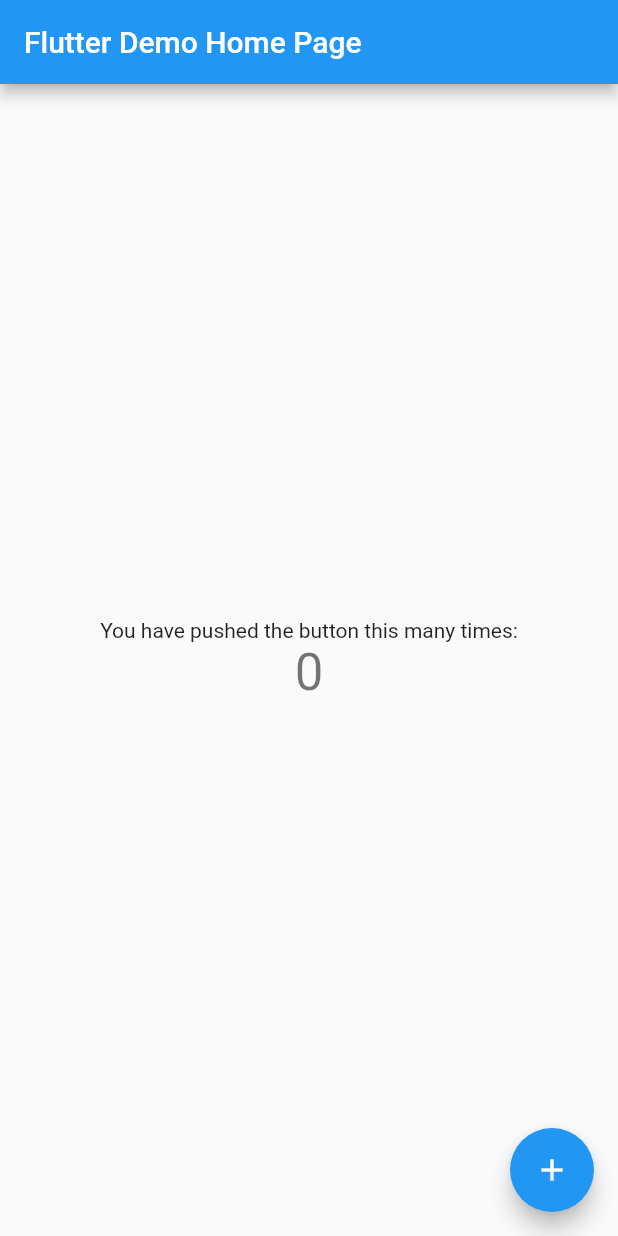
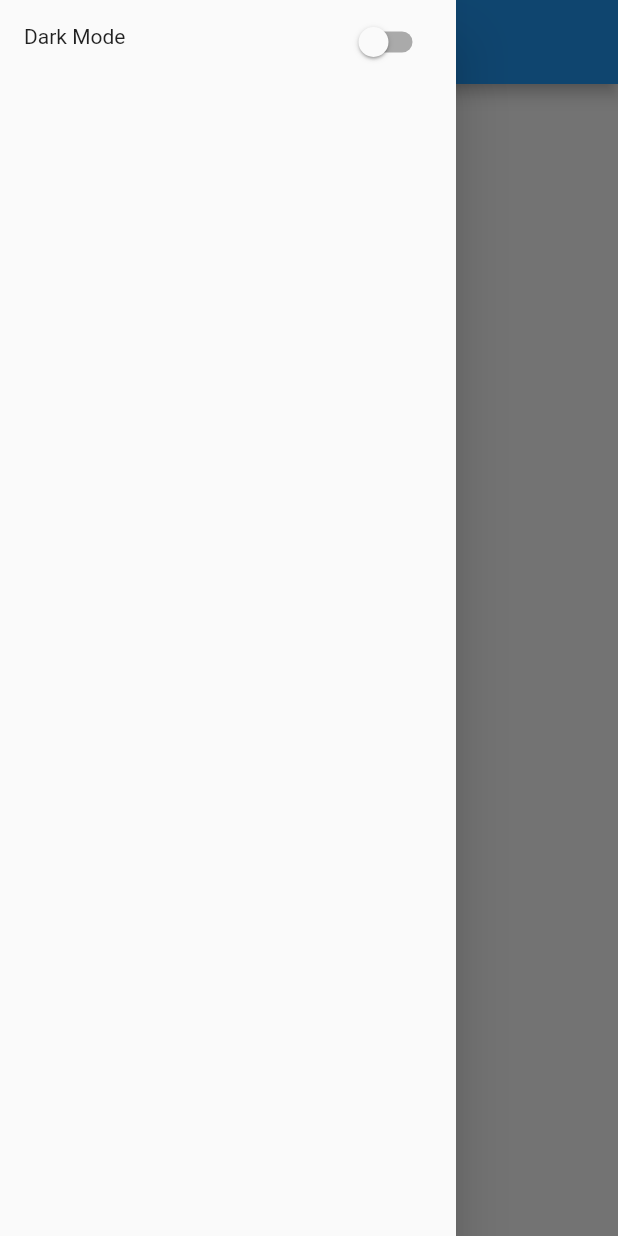
Before and after one commit to iamabhishek229313/Flute-Music-Player, a Flutter app: the screen it shows after launch, with the side drawer open (before the commit the screen has no drawer), on a phone screen of 412 x 824 dp. Run offline on Flutter 3.47's test engine with Material 2 defaults, Android fonts, the phone set to English and light mode, and no system bars; statements that could not run were skipped.

Commit message:
Dynamic Theeming is applied .

```diff
--- a/lib/main.dart
+++ b/lib/main.dart
@@ -1,3 +1,4 @@
+import 'package:flute_music/theming/dynamic_theming._bloc.dart';
 import 'package:flutter/material.dart';
 
 void main() {
@@ -5,113 +6,43 @@ void main() {
 }
 
 class MyApp extends StatelessWidget {
+  ThemeBloc theme_bloc = new ThemeBloc();
   // This widget is the root of your application.
   @override
   Widget build(BuildContext context) {
-    return MaterialApp(
-      title: 'Flutter Demo',
-      theme: ThemeData(
-        // This is the theme of your application.
-        //
-        // Try running your application with "flutter run". You'll see the
-        // application has a blue toolbar. Then, without quitting the app, try
-        // changing the primarySwatch below to Colors.green and then invoke
-        // "hot reload" (press "r" in the console where you ran "flutter run",
-        // or simply save your changes to "hot reload" in a Flutter IDE).
-        // Notice that the counter didn't reset back to zero; the application
-        // is not restarted.
-        primarySwatch: Colors.blue,
-        // This makes the visual density adapt to the platform that you run
-        // the app on. For desktop platforms, the controls will be smaller and
-        // closer together (more dense) than on mobile platforms.
-        visualDensity: VisualDensity.adaptivePlatformDensity,
-      ),
-      home: MyHomePage(title: 'Flutter Demo Home Page'),
+    return StreamBuilder(
+      initialData: false,
+      stream: theme_bloc.currentTheme,
+      builder: (context, snapshot) {
+        return MaterialApp(
+          title: 'Flutter Demo',
+          theme: snapshot.data ? ThemeData.light() : ThemeData.dark() ,
+          home: MyHomePage(snapshot.data,theme_bloc),
+        );
+      },
     );
   }
 }
 
-class MyHomePage extends StatefulWidget {
-  MyHomePage({Key key, this.title}) : super(key: key);
-
-  // This widget is the home page of your application. It is stateful, meaning
-  // that it has a State object (defined below) that contains fields that affect
-  // how it looks.
-
-  // This class is the configuration for the state. It holds the values (in this
-  // case the title) provided by the parent (in this case the App widget) and
-  // used by the build method of the State. Fields in a Widget subclass are
-  // always marked "final".
-
-  final String title;
-
-  @override
-  _MyHomePageState createState() => _MyHomePageState();
-}
-
-class _MyHomePageState extends State<MyHomePage> {
-  int _counter = 0;
-
-  void _incrementCounter() {
-    setState(() {
-      // This call to setState tells the Flutter framework that something has
-      // changed in this State, which causes it to rerun the build method below
-      // so that the display can reflect the updated values. If we changed
-      // _counter without calling setState(), then the build method would not be
-      // called again, and so nothing would appear to happen.
-      _counter++;
-    });
-  }
+class MyHomePage extends StatelessWidget {
+  final ThemeBloc bloc ;
+  final bool isDark ;
+  MyHomePage(this.isDark,this.bloc);
 
   @override
   Widget build(BuildContext context) {
-    // This method is rerun every time setState is called, for instance as done
-    // by the _incrementCounter method above.
-    //
-    // The Flutter framework has been optimized to make rerunning build methods
-    // fast, so that you can just rebuild anything that needs updating rather
-    // than having to individually change instances of widgets.
     return Scaffold(
-      appBar: AppBar(
-        // Here we take the value from the MyHomePage object that was created by
-        // the App.build method, and use it to set our appbar title.
-        title: Text(widget.title),
-      ),
-      body: Center(
-        // Center is a layout widget. It takes a single child and positions it
-        // in the middle of the parent.
-        child: Column(
-          // Column is also a layout widget. It takes a list of children and
-          // arranges them vertically. By default, it sizes itself to fit its
-          // children horizontally, and tries to be as tall as its parent.
-          //
-          // Invoke "debug painting" (press "p" in the console, choose the
-          // "Toggle Debug Paint" action from the Flutter Inspector in Android
-          // Studio, or the "Toggle Debug Paint" command in Visual Studio Code)
-          // to see the wireframe for each widget.
-          //
-          // Column has various properties to control how it sizes itself and
-          // how it positions its children. Here we use mainAxisAlignment to
-          // center the children vertically; the main axis here is the vertical
-          // axis because Columns are vertical (the cross axis would be
-          // horizontal).
-          mainAxisAlignment: MainAxisAlignment.center,
-          children: <Widget>[
-            Text(
-              'You have pushed the button this many times:',
-            ),
-            Text(
-              '$_counter',
-              style: Theme.of(context).textTheme.headline4,
-            ),
+      appBar: new AppBar(),
+      drawer: new Drawer(
+        child: ListView(
+          children: [
+            ListTile(
+              leading: new Text("Dark Mode"),
+              trailing: new Switch(value: this.isDark, onChanged: bloc.changeTheme,),
+            )
           ],
         ),
       ),
-      floatingActionButton: FloatingActionButton(
-        onPressed: _incrementCounter,
-        tooltip: 'Increment',
-        child: Icon(Icons.add),
-      ), // This trailing comma makes auto-formatting nicer for build methods.
     );
   }
 }
--- /dev/null
+++ b/lib/theming/dynamic_theming._bloc.dart
@@ -0,0 +1,12 @@
+import 'dart:async';
+
+class ThemeBloc {
+  final _dynamic_theming_bloc = StreamController<bool>() ;
+
+  get changeTheme => _dynamic_theming_bloc.sink.add ;
+
+  get currentTheme => _dynamic_theming_bloc.stream ;
+}
+
+ // Sink In
+ // Stream Out .
```
Also changed, not shown: lib/theming/dark_theme.dart (added), lib/theming/light_theme.dart (added).
